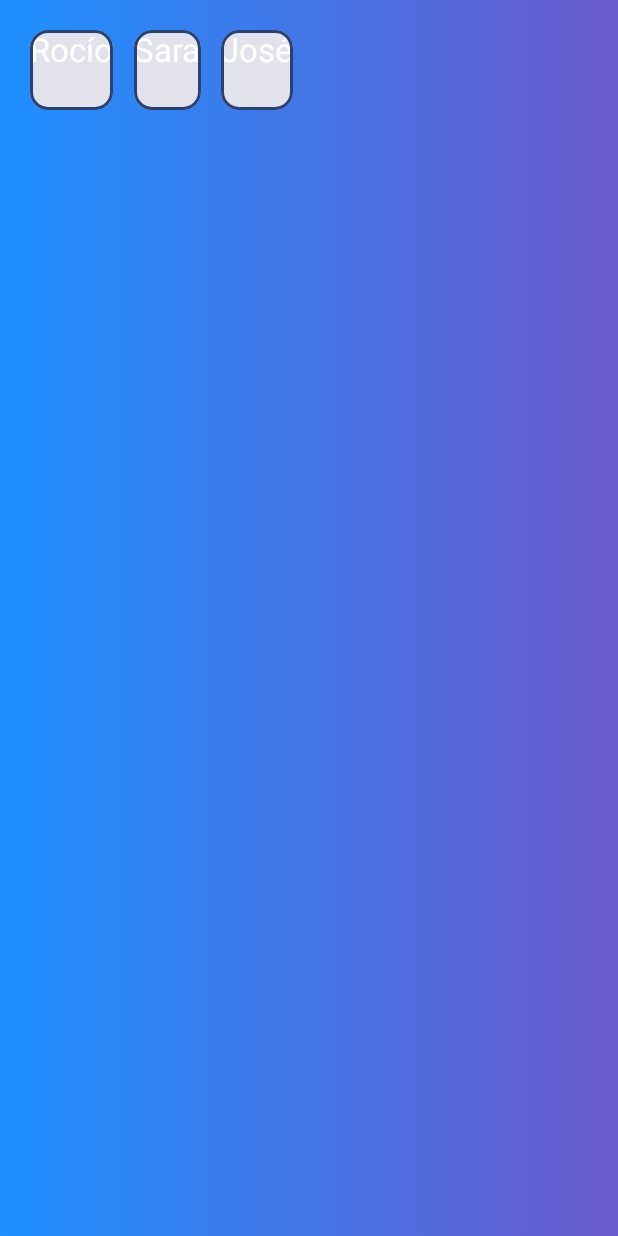
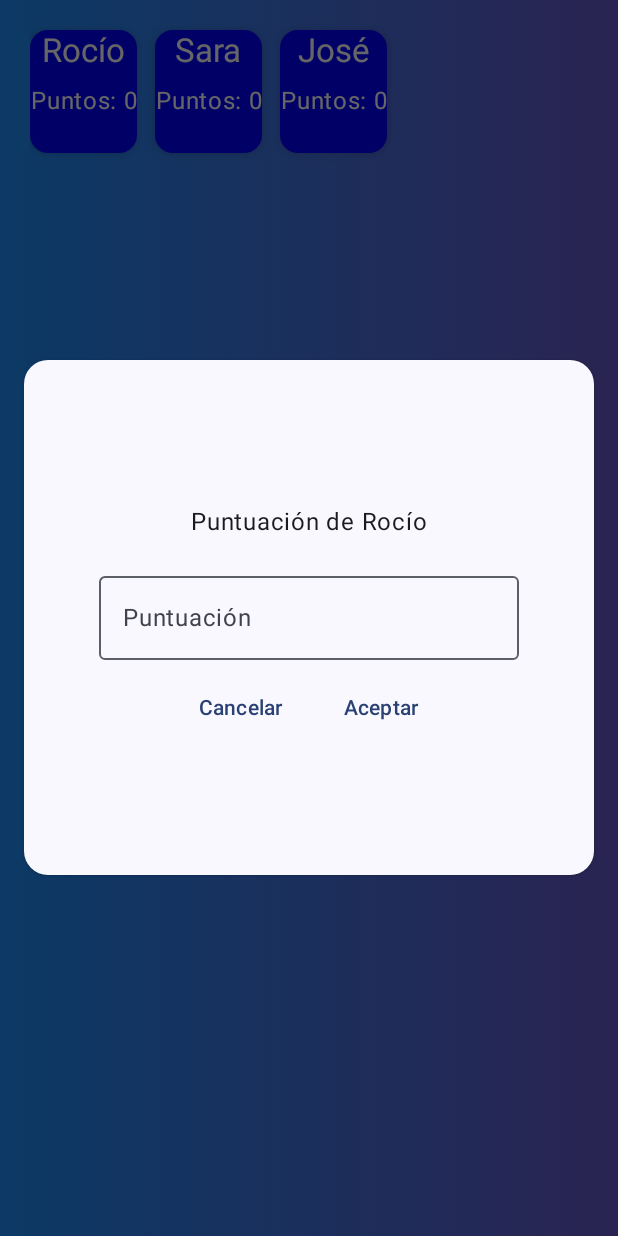
Before and after one commit to jfalvarez/ElPuntuador, an Android app built with Jetpack Compose: the screen it shows after launch (MainActivity), after a tap on "Rocío", on a phone screen of 412 x 824 dp. Run offline under Robolectric (Android 15) with nearby library versions, the phone set to English and light mode, and no system bars; pictures from the network do not load.

Commit message:
Adding dialog, remember on mem the score

```diff
--- a/app/build.gradle.kts
+++ b/app/build.gradle.kts
@@ -60,8 +60,12 @@ dependencies {
     implementation("androidx.compose.ui:ui-graphics")
     implementation("androidx.compose.ui:ui-tooling-preview")
     implementation("androidx.compose.material3:material3")
+
+    //Coil
     implementation("io.coil-kt:coil-compose:2.0.0")
 
+    //Navigation
+    implementation("androidx.navigation:navigation-compose:2.7.5")
 
     testImplementation("junit:junit:4.13.2")
     androidTestImplementation("androidx.test.ext:junit:1.1.5")
--- a/app/src/main/java/com/jfaf/elpuntuador/MainActivity.kt
+++ b/app/src/main/java/com/jfaf/elpuntuador/MainActivity.kt
@@ -3,13 +3,21 @@ package com.jfaf.elpuntuador
 import android.os.Bundle
 import androidx.activity.ComponentActivity
 import androidx.activity.compose.setContent
+import androidx.navigation.compose.NavHost
+import androidx.navigation.compose.composable
+import androidx.navigation.compose.rememberNavController
 import com.jfaf.elpuntuador.ui.ElPuntuadorApp
 
 class MainActivity : ComponentActivity() {
     override fun onCreate(savedInstanceState: Bundle?) {
         super.onCreate(savedInstanceState)
         setContent {
-            ElPuntuadorApp()
+            val navController = rememberNavController()
+            NavHost(navController = navController, startDestination = "main"){
+                composable("main"){
+                    ElPuntuadorApp()
+                }
+            }
         }
     }
 }
--- a/app/src/main/java/com/jfaf/elpuntuador/data/Player.kt
+++ b/app/src/main/java/com/jfaf/elpuntuador/data/Player.kt
@@ -1,7 +1,37 @@
 package com.jfaf.elpuntuador.data
+
+import android.os.Parcel
+import android.os.Parcelable
 
 data class Player (
     val id: Int,
     val name: String,
-    val score: Int,
-)
+    var score: Int,
+): Parcelable {
+    constructor(parcel: Parcel) : this(
+        id = parcel.readInt(),
+        name = parcel.readString()?:"",
+        score = parcel.readInt()
+    ) {
+    }
+
+    override fun writeToParcel(parcel: Parcel, flags: Int) {
+        parcel.writeInt(id)
+        parcel.writeString(name)
+        parcel.writeInt(score)
+    }
+
+    override fun describeContents(): Int {
+        return 0
+    }
+
+    companion object CREATOR : Parcelable.Creator<Player> {
+        override fun createFromParcel(parcel: Parcel): Player {
+            return Player(parcel)
+        }
+
+        override fun newArray(size: Int): Array<Player?> {
+            return arrayOfNulls(size)
+        }
+    }
+}
--- a/app/src/main/java/com/jfaf/elpuntuador/ui/ElPuntuadorApp.kt
+++ b/app/src/main/java/com/jfaf/elpuntuador/ui/ElPuntuadorApp.kt
@@ -1,10 +1,14 @@
 package com.jfaf.elpuntuador.ui
 
+import androidx.compose.foundation.background
+import androidx.compose.foundation.layout.Box
 import androidx.compose.foundation.layout.fillMaxSize
-import androidx.compose.material3.MaterialTheme
 import androidx.compose.material3.Surface
 import androidx.compose.runtime.Composable
+import androidx.compose.ui.Alignment
 import androidx.compose.ui.Modifier
+import androidx.compose.ui.graphics.Brush
+import androidx.compose.ui.graphics.Color
 import com.jfaf.elpuntuador.data.Player
 import com.jfaf.elpuntuador.ui.theme.ElPuntuadorTheme
 
@@ -14,8 +18,15 @@ fun ElPuntuadorApp() {
     ElPuntuadorTheme {
         // A surface container using the 'background' color from the theme
         Surface(
-            modifier = Modifier.fillMaxSize(),
-            color = MaterialTheme.colorScheme.background
+            modifier = Modifier
+                .fillMaxSize(),
+        ) {
+            Box(
+                contentAlignment = Alignment.TopCenter, modifier = Modifier.background(
+                    Brush.horizontalGradient(
+                        colors = listOf(Color(0xFF1E90FF), Color(0xFF6A5ACD))
+                    )
+                )
             ) {
                 val players = listOf(
                     Player(1, "Rocío", 0),
@@ -26,3 +37,4 @@ fun ElPuntuadorApp() {
             }
         }
     }
+}
--- /dev/null
+++ b/app/src/main/java/com/jfaf/elpuntuador/ui/InputScoreDialog.kt
@@ -0,0 +1,106 @@
+package com.jfaf.elpuntuador.ui
+
+import androidx.compose.foundation.layout.Arrangement
+import androidx.compose.foundation.layout.Column
+import androidx.compose.foundation.layout.Row
+import androidx.compose.foundation.layout.fillMaxSize
+import androidx.compose.foundation.layout.fillMaxWidth
+import androidx.compose.foundation.layout.height
+import androidx.compose.foundation.layout.padding
+import androidx.compose.foundation.shape.RoundedCornerShape
+import androidx.compose.foundation.text.KeyboardActions
+import androidx.compose.foundation.text.KeyboardOptions
+import androidx.compose.material3.CardDefaults
+import androidx.compose.material3.ElevatedCard
+import androidx.compose.material3.ExperimentalMaterial3Api
+import androidx.compose.material3.MaterialTheme
+import androidx.compose.material3.OutlinedTextField
+import androidx.compose.material3.Text
+import androidx.compose.material3.TextButton
+import androidx.compose.runtime.Composable
+import androidx.compose.runtime.getValue
+import androidx.compose.runtime.mutableStateOf
+import androidx.compose.runtime.remember
+import androidx.compose.runtime.setValue
+import androidx.compose.ui.Alignment
+import androidx.compose.ui.Modifier
+import androidx.compose.ui.res.stringResource
+import androidx.compose.ui.text.input.KeyboardType
+import androidx.compose.ui.unit.dp
+import androidx.compose.ui.window.Dialog
+import androidx.compose.ui.window.DialogProperties
+import com.jfaf.elpuntuador.R
+import com.jfaf.elpuntuador.data.Player
+
+@OptIn(ExperimentalMaterial3Api::class)
+@Composable
+fun InputScoreDialog(
+    onDismissRequest: () -> Unit,
+    onScoreConfirmed: (Int) -> Unit,
+    player: Player
+) {
+    var inputScore by remember { mutableStateOf("") }
+
+    Dialog(
+        onDismissRequest = { onDismissRequest() },
+        properties = DialogProperties(dismissOnBackPress = true, dismissOnClickOutside = true)
+    ) {
+        ElevatedCard(
+            modifier = Modifier
+                .fillMaxWidth()
+                .height(375.dp)
+                .padding(16.dp),
+            shape = RoundedCornerShape(16.dp),
+            colors = CardDefaults.cardColors(
+                containerColor = MaterialTheme.colorScheme.background
+            )
+        ) {
+            Column(
+                modifier = Modifier
+                    .fillMaxSize(),
+                verticalArrangement = Arrangement.Center,
+                horizontalAlignment = Alignment.CenterHorizontally,
+            ) {
+                Text(
+                    text = stringResource(R.string.modal_body_title, player.name),
+                    modifier = Modifier.padding(16.dp),
+                )
+                OutlinedTextField(
+                    value = inputScore,
+                    onValueChange = { inputScore = it },
+                    singleLine = true,
+                    keyboardOptions = KeyboardOptions(
+                        keyboardType = KeyboardType.Number
+                    ),
+                    keyboardActions = KeyboardActions(
+                        onDone = {
+                            onScoreConfirmed(inputScore.toInt())
+                        }
+                    ),
+                    label = { Text(stringResource(R.string.modal_label)) },
+                )
+                Row(
+                    modifier = Modifier
+                        .fillMaxWidth(),
+                    horizontalArrangement = Arrangement.Center,
+                ) {
+                    TextButton(
+                        onClick = { onDismissRequest() },
+                        modifier = Modifier.padding(8.dp),
+                    ) {
+                        Text(stringResource(R.string.modal_button_cancel))
+                    }
+                    TextButton(
+                        onClick = {
+                            onScoreConfirmed(inputScore.toInt())
+                            onDismissRequest()
+                        },
+                        modifier = Modifier.padding(8.dp),
+                    ) {
+                        Text(stringResource(R.string.modal_button_ok))
+                    }
+                }
+            }
+        }
+    }
+}
--- a/app/src/main/java/com/jfaf/elpuntuador/ui/CircularImageView.kt
+++ b/app/src/main/java/com/jfaf/elpuntuador/ui/PlayerView.kt
@@ -1,35 +1,42 @@
 package com.jfaf.elpuntuador.ui
 
-import androidx.compose.foundation.BorderStroke
+import androidx.compose.foundation.clickable
 import androidx.compose.foundation.layout.Column
 import androidx.compose.foundation.layout.Spacer
 import androidx.compose.foundation.layout.height
-import androidx.compose.material3.Card
 import androidx.compose.material3.CardDefaults
-import androidx.compose.material3.ExperimentalMaterial3Api
+import androidx.compose.material3.ElevatedCard
 import androidx.compose.material3.MaterialTheme
 import androidx.compose.material3.Text
 import androidx.compose.runtime.Composable
+import androidx.compose.runtime.getValue
+import androidx.compose.runtime.mutableIntStateOf
+import androidx.compose.runtime.mutableStateOf
+import androidx.compose.runtime.remember
+import androidx.compose.runtime.saveable.rememberSaveable
+import androidx.compose.runtime.setValue
 import androidx.compose.ui.Alignment
 import androidx.compose.ui.Modifier
+import androidx.compose.ui.graphics.Color
 import androidx.compose.ui.layout.ContentScale
 import androidx.compose.ui.platform.LocalContext
+import androidx.compose.ui.res.stringResource
 import androidx.compose.ui.text.style.TextAlign
 import androidx.compose.ui.unit.dp
 import coil.compose.AsyncImage
 import coil.request.ImageRequest
+import com.jfaf.elpuntuador.R
 import com.jfaf.elpuntuador.data.Player
 
-@OptIn(ExperimentalMaterial3Api::class)
 @Composable
-fun PlayerView(player: Player) {
-    Card(
-        onClick = { },
-        border = BorderStroke(2.dp, MaterialTheme.colorScheme.primary),
+fun PlayerView(playerReceived: Player) {
+    var score by rememberSaveable { mutableIntStateOf(playerReceived.score) }
+    var showDialog by remember { mutableStateOf(false) }
+    ElevatedCard(
         shape = CardDefaults.elevatedShape,
-        colors = CardDefaults.cardColors(
-            containerColor = MaterialTheme.colorScheme.surfaceVariant
-        )
+        colors = CardDefaults.cardColors(containerColor = Color.Blue),
+        elevation = CardDefaults.elevatedCardElevation(4.dp),
+        modifier = Modifier.clickable { showDialog = true },
     ) {
         Column(
             horizontalAlignment = Alignment.CenterHorizontally
@@ -41,18 +48,31 @@ fun PlayerView(player: Player) {
                     .crossfade(1000)
                     .build(),
                 contentDescription = null,
-//                modifier = Modifier.clip(RoundedCornerShape(10.dp)),
                 contentScale = ContentScale.FillBounds
             )
 
             Text(
-                text = player.name,
+                text = playerReceived.name,
                 style = MaterialTheme.typography.titleLarge,
+                color = MaterialTheme.colorScheme.onPrimary,
+                textAlign = TextAlign.Center
+            )
+            Spacer(modifier = Modifier.height(10.dp))
+            Text(
+                text = stringResource(R.string.main_score, score),
+                style = MaterialTheme.typography.bodyLarge,
                 color = MaterialTheme.colorScheme.onPrimary,
                 textAlign = TextAlign.Center
             )
             Spacer(modifier = Modifier.height(25.dp))
         }
     }
+    if (showDialog) {
+        InputScoreDialog(
+            onDismissRequest = { showDialog = false },
+            onScoreConfirmed = { score = it },
+            player = playerReceived
+        )
+    }
 
 }
--- a/app/src/main/java/com/jfaf/elpuntuador/ui/PuntuacionScreen.kt
+++ b/app/src/main/java/com/jfaf/elpuntuador/ui/PuntuacionScreen.kt
@@ -1,15 +1,14 @@
 package com.jfaf.elpuntuador.ui
 
-import androidx.compose.foundation.background
 import androidx.compose.foundation.layout.Spacer
 import androidx.compose.foundation.layout.fillMaxWidth
 import androidx.compose.foundation.layout.padding
 import androidx.compose.foundation.layout.width
+import androidx.compose.foundation.layout.wrapContentHeight
 import androidx.compose.foundation.lazy.LazyRow
 import androidx.compose.runtime.Composable
+import androidx.compose.ui.Alignment
 import androidx.compose.ui.Modifier
-import androidx.compose.ui.graphics.Brush
-import androidx.compose.ui.graphics.Color
 import androidx.compose.ui.unit.dp
 import com.jfaf.elpuntuador.data.Player
 
@@ -18,12 +17,9 @@ fun ScoreScreen(players: List<Player>) {
     LazyRow(
         modifier = Modifier
             .fillMaxWidth()
-            .background(
-                Brush.horizontalGradient(
-                    colors = listOf(Color(0xFF1E90FF), Color(0xFF6A5ACD))
-                )
-            )
-            .padding(20.dp)
+            .wrapContentHeight()
+            .padding(20.dp),
+        verticalAlignment = Alignment.Top,
     ) {
         items(players.size) {
             PlayerView(players[it])
--- a/app/src/main/res/values/strings.xml
+++ b/app/src/main/res/values/strings.xml
@@ -1,3 +1,13 @@
 <resources>
-    <string name="app_name">El Puntuador</string>
+    <string name="app_name" translatable="false">El Puntuador</string>
+
+    <!--Main-->
+    <string name="main_score">"Puntos: %1$s</string>
+
+    <!--Modals-->
+    <string name="modal_body_title">Puntuación de %1$s</string>
+    <string name="modal_button_cancel">Cancelar</string>
+    <string name="modal_button_ok">Aceptar</string>
+    <string name="modal_label">Puntuación</string>
+
 </resources>
--- a/build.gradle.kts
+++ b/build.gradle.kts
@@ -1,5 +1,5 @@
 // Top-level build file where you can add configuration options common to all sub-projects/modules.
 plugins {
-    id("com.android.application") version "8.1.2" apply false
+    id("com.android.application") version "8.1.3" apply false
     id("org.jetbrains.kotlin.android") version "1.8.10" apply false
 }
```
Lines whose indentation alone changed are shown as unchanged.
